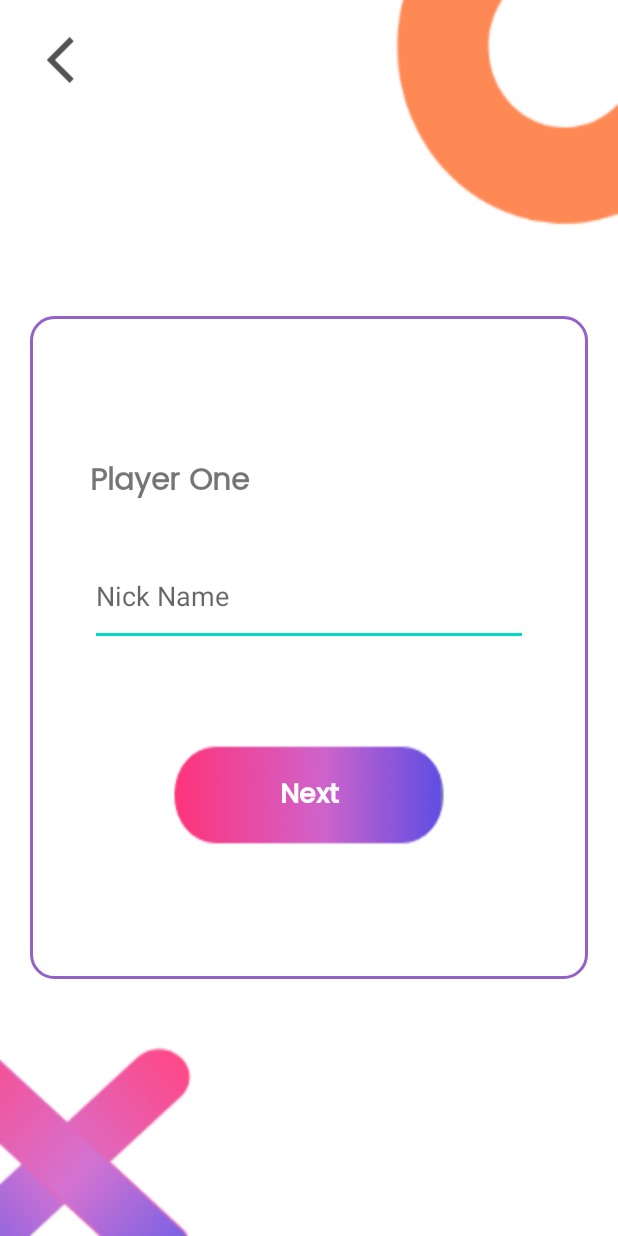
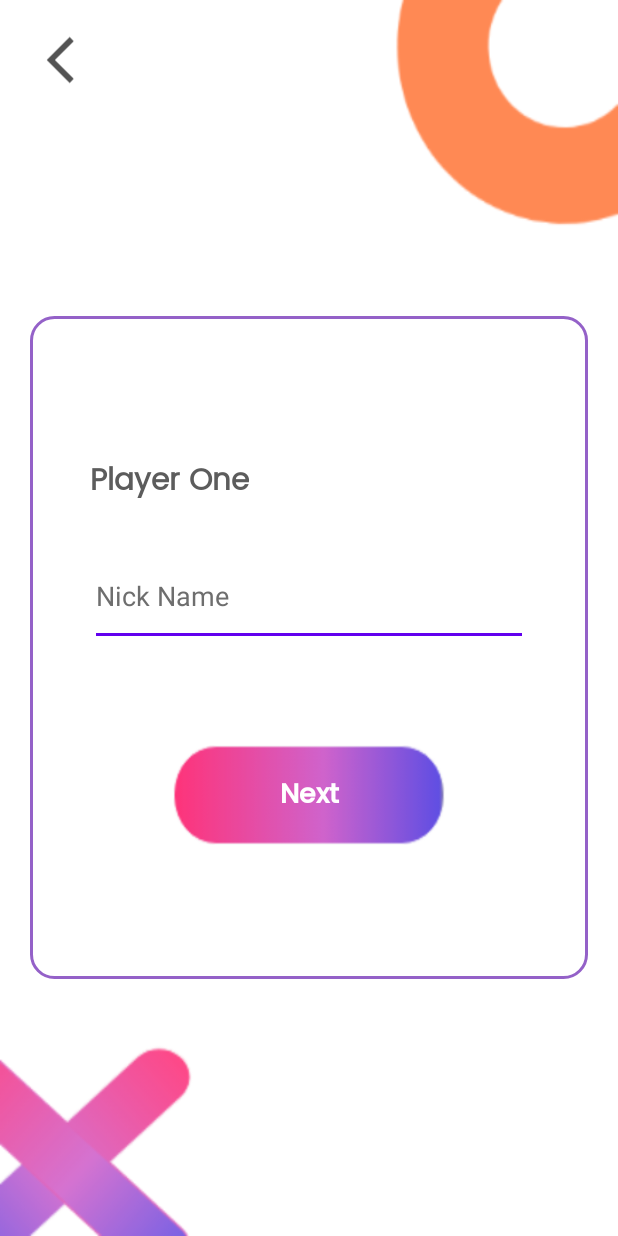
Before and after one commit to Abdullah-Sheikh/Tictactoe_in_Android, an Android app: the OfflineGetPlayersNamesActivity screen opened directly, with no data from a screen before it, on a phone screen of 412 x 824 dp. Run offline under Robolectric (Android 15) with nearby library versions, the phone set to English and light mode, and no system bars.

Commit message:
offline Game Activity created

```diff
--- a/app/build.gradle
+++ b/app/build.gradle
@@ -38,4 +38,5 @@ dependencies {
     androidTestImplementation 'androidx.test.espresso:espresso-core:3.4.0'
 
     implementation 'pl.droidsonroids.gif:android-gif-drawable:1.2.22'
+
 }
--- a/app/src/main/AndroidManifest.xml
+++ b/app/src/main/AndroidManifest.xml
@@ -9,6 +9,9 @@
         android:roundIcon="@mipmap/ic_launcher_round"
         android:supportsRtl="true"
         android:theme="@style/Theme.Tictactoe">
+        <activity
+            android:name=".OfflineGameActivity"
+            android:exported="true" />
         <activity
             android:name=".ChooseSymbolActivity"
             android:exported="true" />
--- a/app/src/main/res/layout/activity_offline_get_players_names.xml
+++ b/app/src/main/res/layout/activity_offline_get_players_names.xml
@@ -70,6 +70,7 @@
             android:textAllCaps="false"
             android:fontFamily="@font/poppins_regular"
             android:textStyle="bold"
+            android:textColor="#5C5C5C"
 
             android:text="Player One "></TextView>
 
@@ -84,6 +85,8 @@
             android:layout_height="0dp"
             android:layout_marginLeft="40dp"
             android:hint="Nick Name"
+            android:textColor="#5C5C5C"
+            android:textColorHint="#6E6E6E"
             android:textSize="18dp"
             android:layout_marginRight="40dp"
             android:layout_weight="1.5"></EditText>
--- a/app/src/main/res/values/colors.xml
+++ b/app/src/main/res/values/colors.xml
@@ -3,7 +3,7 @@
     <color name="purple_200">#FFBB86FC</color>
     <color name="purple_500">#FF6200EE</color>
     <color name="purple_700">#FF3700B3</color>
-    <color name="teal_200">#FF03DAC5</color>
+    <color name="teal_200">#FF6200EE</color>
     <color name="teal_700">#FF018786</color>
     <color name="black">#FF000000</color>
     <color name="white">#FFFFFFFF</color>
```
Also changed, not shown: app/src/main/java/com/techsoldev/tictactoegame/OfflineGameActivity.java (added, +14 -0 lines), app/src/main/res/layout/activity_offline_game.xml (added, +13 -0 lines).
